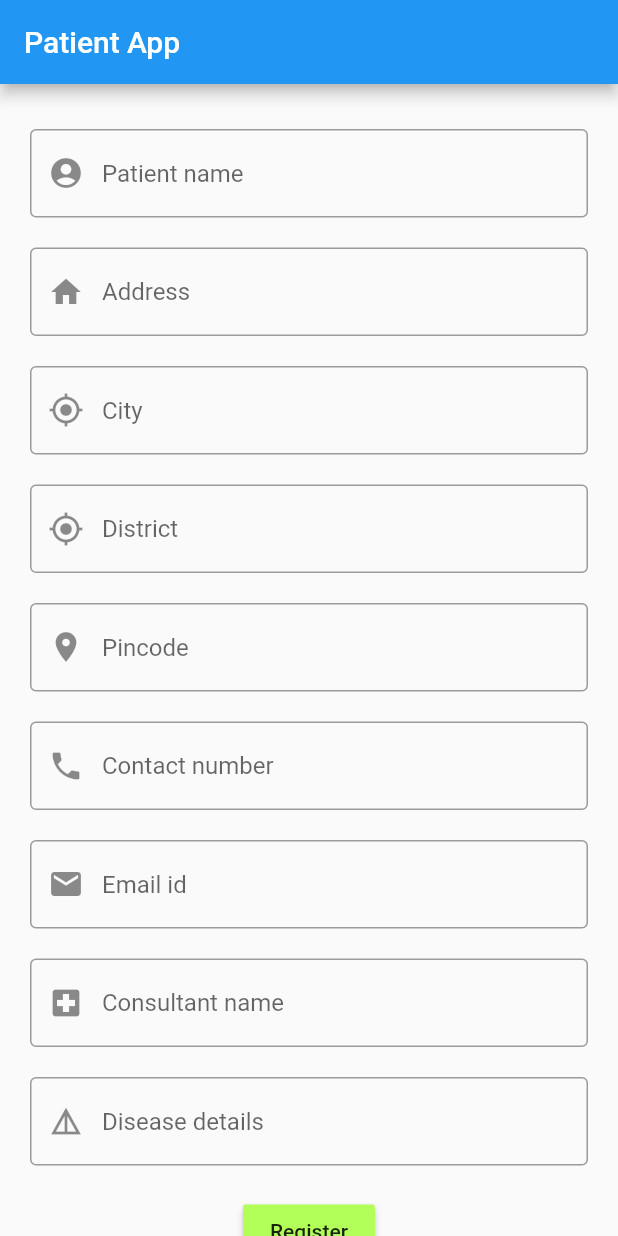
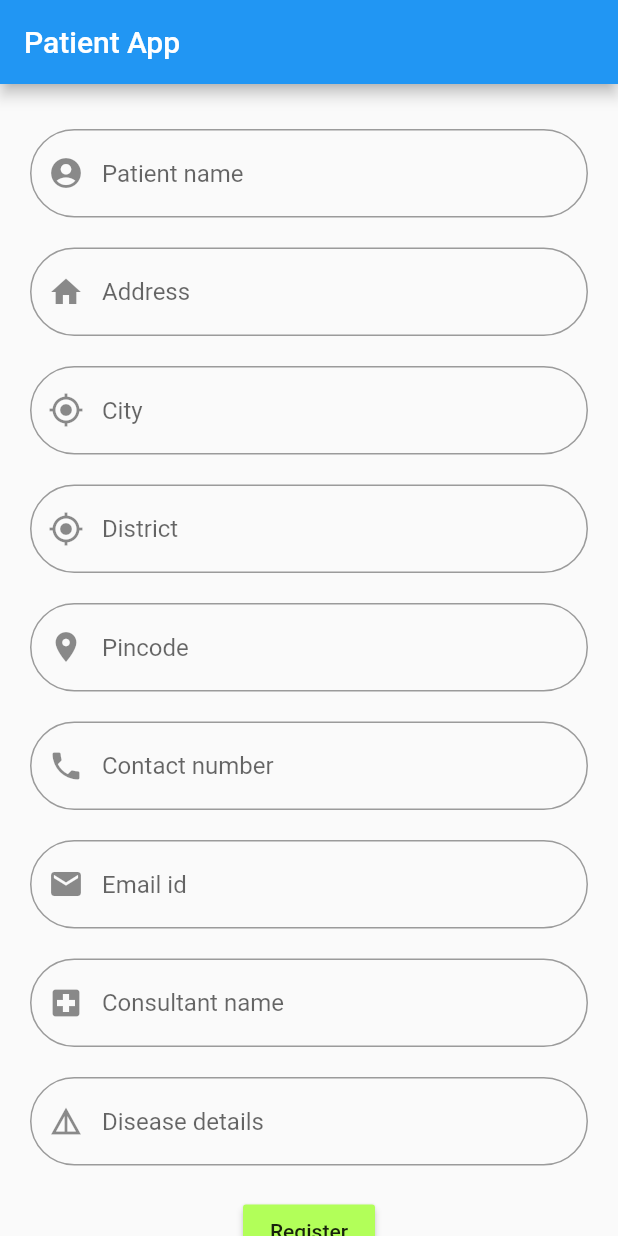
Before and after one commit to ankith1998/Patient-app, a Flutter app: the screen it shows after launch, on a phone screen of 412 x 824 dp. Run offline on Flutter 3.47's test engine with Material 2 defaults, Android fonts, the phone set to English and light mode, and no system bars.

Commit message:
container based button n curved border

```diff
--- a/lib/main.dart
+++ b/lib/main.dart
@@ -32,7 +32,9 @@ class app extends StatelessWidget {
                 TextField(
                   controller: pname,
                   decoration: InputDecoration(
-                    border: OutlineInputBorder(),
+                    border: OutlineInputBorder(
+                      borderRadius: BorderRadius.circular(50.0),
+                    ),
                     prefixIcon: Icon(Icons.account_circle),
                     hintText: "Patient name",
                   ) ,),
@@ -42,7 +44,9 @@ class app extends StatelessWidget {
                   decoration: InputDecoration(
                     hintText: "Address",
                     prefixIcon: Icon(Icons.home),
-                    border: OutlineInputBorder(),
+                    border: OutlineInputBorder(
+                      borderRadius: BorderRadius.circular(50.0),
+                    ),
                   ),
                 ),
                 SizedBox(height: 20.0,),
@@ -51,7 +55,9 @@ class app extends StatelessWidget {
                   decoration: InputDecoration(
                     hintText: "City",
                     prefixIcon: Icon(Icons.my_location),
-                    border: OutlineInputBorder(),
+                    border: OutlineInputBorder(
+                      borderRadius: BorderRadius.circular(50.0),
+                    ),
                   ),
                 ),
                 SizedBox(height: 20.0,),
@@ -60,7 +66,9 @@ class app extends StatelessWidget {
                   decoration: InputDecoration(
                     hintText: "District" ,
                     prefixIcon: Icon(Icons.my_location),
-                    border: OutlineInputBorder(),
+                    border: OutlineInputBorder(
+                      borderRadius: BorderRadius.circular(50.0),
+                    ),
                   ),
                 ),
                 SizedBox(height: 20.0,),
@@ -68,7 +76,9 @@ class app extends StatelessWidget {
                   controller: ppincode,
                   decoration: InputDecoration(
                     hintText: "Pincode",
-                    border: OutlineInputBorder(),
+                    border: OutlineInputBorder(
+                      borderRadius: BorderRadius.circular(50.0),
+                    ),
                     prefixIcon: Icon(Icons.location_on),
                   ),),
                 SizedBox(height: 20.0,),
@@ -76,7 +86,9 @@ class app extends StatelessWidget {
                   controller: pcontact,
                   decoration: InputDecoration(
                     hintText: "Contact number",
-                    border: OutlineInputBorder(),
+                    border: OutlineInputBorder(
+                      borderRadius: BorderRadius.circular(50.0),
+                    ),
                     prefixIcon: Icon(Icons.phone),
                   ),
                 ),
@@ -86,7 +98,9 @@ class app extends StatelessWidget {
                   decoration: InputDecoration(
                     hintText: "Email id",
                     prefixIcon: Icon(Icons.email),
-                    border: OutlineInputBorder(),
+                    border: OutlineInputBorder(
+                      borderRadius: BorderRadius.circular(50.0),
+                    ),
                   ),
                 ),
                 SizedBox(height: 20.0,),
@@ -95,7 +109,9 @@ class app extends StatelessWidget {
                   decoration: InputDecoration(
                     hintText: "Consultant name",
                     prefixIcon: Icon(Icons.local_hospital),
-                    border: OutlineInputBorder(),
+                    border: OutlineInputBorder(
+                      borderRadius: BorderRadius.circular(50.0),
+                    ),
                   ),
                 ),
                 SizedBox(height: 20.0,),
@@ -104,7 +120,9 @@ class app extends StatelessWidget {
                   decoration: InputDecoration(
                     hintText: "Disease details",
                     prefixIcon: Icon(Icons.details),
-                    border: OutlineInputBorder(),
+                    border: OutlineInputBorder(
+                      borderRadius: BorderRadius.circular(50.0),
+                    ),
                   ),
                 ),
                 SizedBox(height: 20.0,),
@@ -134,11 +152,20 @@ class app extends StatelessWidget {
                   child: Text("Register"),
                 ),
                 SizedBox(height: 10.0,),
-                RaisedButton(
-                  onPressed: (){},
-                  color: Colors.red,
-                  child: Text("Reset"),
-                )
+//                RaisedButton(
+//                  onPressed: (){},
+//                  color: Colors.red,
+//                  child: Text("Reset"),
+          Container(
+            width: 150.0,
+            height: 50.0,
+            child: Center(child: Text("RESET")),
+            decoration: BoxDecoration(
+              color: Colors.cyanAccent,
+              borderRadius: BorderRadius.circular(100.0),
+
+            ),
+          )
               ],
             ),
           ),
```
